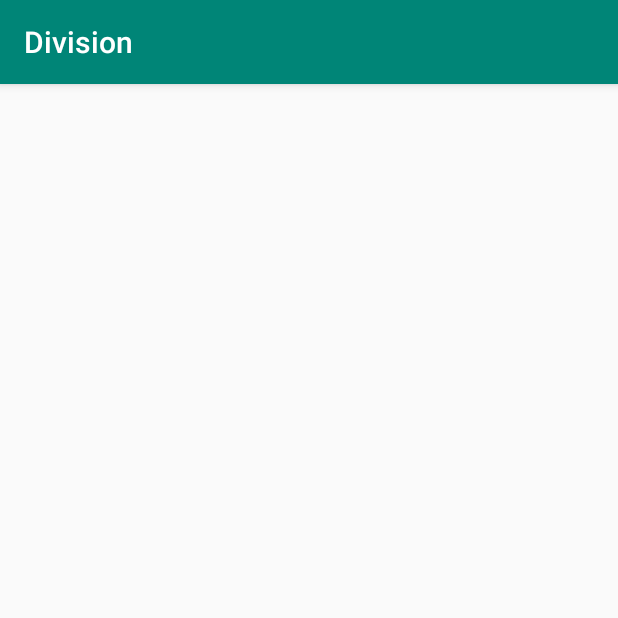
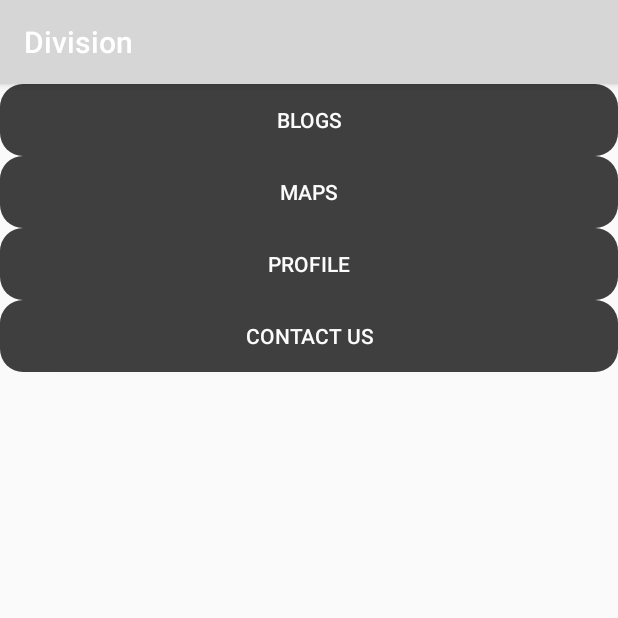
Before and after one commit to vibhavairan/Division, an Android app: the UserMainActivity screen opened directly, with no data from a screen before it, on a phone screen of 412 x 824 dp, the top half of it. Run offline under Robolectric (Android 15) with nearby library versions, the phone set to English and light mode, and no system bars.

Commit message:
UI Updated

```diff
--- a/app/build.gradle
+++ b/app/build.gradle
@@ -22,6 +22,7 @@ dependencies {
     implementation fileTree(dir: 'libs', include: ['*.jar'])
     implementation 'androidx.appcompat:appcompat:1.0.2'
     implementation 'androidx.constraintlayout:constraintlayout:1.1.3'
+    implementation 'com.android.support:appcompat-v7:28.0.0'
     implementation 'androidx.legacy:legacy-support-v4:1.0.0'
     implementation 'com.google.android.material:material:1.0.0'
     implementation 'androidx.navigation:navigation-fragment:2.0.0'
--- a/app/src/main/java/com/sih/division/DiseaseCustomAdapter.java
+++ b/app/src/main/java/com/sih/division/DiseaseCustomAdapter.java
@@ -59,6 +59,7 @@ public class DiseaseCustomAdapter extends BaseAdapter {
                 final TextView tt1;
                 tt1 = (TextView) v.findViewById(R.id.disease_name);
                 but = v.findViewById(R.id.elegant);
+                but.setNumber(p.getPatcount());
                 if (tt1 != null) {
                     tt1.setText(p.getDname());
                 }
--- a/app/src/main/java/com/sih/division/DiseaseModel.java
+++ b/app/src/main/java/com/sih/division/DiseaseModel.java
@@ -3,7 +3,11 @@ package com.sih.division;
 import java.io.Serializable;
 
 public class DiseaseModel implements Serializable {
-    private String did, hid, dname, patcount, date;
+    private String did;
+    private String hid;
+    private String dname;
+    private String patcount;
+    private String date;
 
     public String getDid() {
         return did;
--- a/app/src/main/java/com/sih/division/UserMainActivity.java
+++ b/app/src/main/java/com/sih/division/UserMainActivity.java
@@ -2,13 +2,25 @@ package com.sih.division;
 
 import androidx.appcompat.app.AppCompatActivity;
 
+import android.content.Intent;
 import android.os.Bundle;
+import android.view.View;
 
 public class UserMainActivity extends AppCompatActivity {
 
+    UserModel m;
     @Override
     protected void onCreate(Bundle savedInstanceState) {
         super.onCreate(savedInstanceState);
         setContentView(R.layout.activity_user_main);
+        m = (UserModel) getIntent().getSerializableExtra("Map");
     }
+    public void blog(View V) {
+        Intent intent = new Intent(UserMainActivity.this,UserActivity.class);
+        intent.putExtra("Map", m);
+        startActivity(intent);
+    }
+    public void map(View V) {}
+    public void profile(View V) {}
+    public void contactUs(View V) {}
 }
--- /dev/null
+++ b/app/src/main/res/drawable/button_bg_rounded_corners.xml
@@ -0,0 +1,11 @@
+<?xml version="1.0" encoding="utf-8"?>
+<selector xmlns:android="http://schemas.android.com/apk/res/android">
+<item>
+    <shape android:shape="rectangle">
+        <solid android:color="@color/colorPrimaryDark"/>
+        <stroke android:color="#8A2BE2" android:width="0dp" />
+        <!--corners allow us to make the rounded corners button-->
+        <corners android:radius="15dp" />
+    </shape>
+</item>
+</selector>
--- a/app/src/main/res/layout/activity_hospital.xml
+++ b/app/src/main/res/layout/activity_hospital.xml
@@ -26,6 +26,8 @@
         android:id="@+id/button_add"
         android:layout_width="match_parent"
         android:layout_height="50dp"
+        android:background="@drawable/button_bg_rounded_corners"
+        android:textColor="@color/colorBackgroundLight"
         android:layout_alignParentBottom="true"
         android:layout_gravity="center"
         android:onClick="add_disease"
--- a/app/src/main/res/layout/activity_hospital_signup.xml
+++ b/app/src/main/res/layout/activity_hospital_signup.xml
@@ -73,6 +73,8 @@
             <Button
                 android:id="@+id/hospital_signup"
                 android:layout_width="350dp"
+                android:background="@drawable/button_bg_rounded_corners"
+                android:textColor="@color/colorBackgroundLight"
                 android:layout_height="wrap_content"
                 android:layout_gravity="center"
                 android:layout_marginTop="30dp"
--- a/app/src/main/res/layout/activity_user.xml
+++ b/app/src/main/res/layout/activity_user.xml
@@ -27,6 +27,8 @@
         android:layout_width="match_parent"
         android:layout_height="50dp"
         android:layout_alignParentBottom="true"
+        android:background="@drawable/button_bg_rounded_corners"
+        android:textColor="@color/colorBackgroundLight"
         android:layout_gravity="center"
         android:onClick="add_blog"
         android:text="Add" />
--- a/app/src/main/res/layout/activity_user_main.xml
+++ b/app/src/main/res/layout/activity_user_main.xml
@@ -1,9 +1,45 @@
 <?xml version="1.0" encoding="utf-8"?>
-<androidx.constraintlayout.widget.ConstraintLayout xmlns:android="http://schemas.android.com/apk/res/android"
+<LinearLayout xmlns:android="http://schemas.android.com/apk/res/android"
     xmlns:app="http://schemas.android.com/apk/res-auto"
+    android:orientation="vertical"
     xmlns:tools="http://schemas.android.com/tools"
     android:layout_width="match_parent"
     android:layout_height="match_parent"
     tools:context=".UserMainActivity">
 
-</androidx.constraintlayout.widget.ConstraintLayout>
+    <Button
+        android:id="@+id/but_blog"
+        android:layout_width="match_parent"
+        android:background="@drawable/button_bg_rounded_corners"
+        android:textColor="@color/colorBackgroundLight"
+        android:layout_height="wrap_content"
+        android:onClick="blog"
+        android:text="Blogs" />
+
+    <Button
+        android:id="@+id/but_map"
+        android:background="@drawable/button_bg_rounded_corners"
+        android:textColor="@color/colorBackgroundLight"
+        android:layout_width="match_parent"
+        android:layout_height="wrap_content"
+        android:onClick="map"
+        android:text="Maps" />
+
+    <Button
+        android:id="@+id/but_pro"
+        android:background="@drawable/button_bg_rounded_corners"
+        android:textColor="@color/colorBackgroundLight"
+        android:layout_width="match_parent"
+        android:layout_height="wrap_content"
+        android:onClick="profile"
+        android:text="Profile" />
+
+    <Button
+        android:id="@+id/but_contact"
+        android:layout_width="match_parent"
+        android:background="@drawable/button_bg_rounded_corners"
+        android:textColor="@color/colorBackgroundLight"
+        android:layout_height="wrap_content"
+        android:onClick="contactUs"
+        android:text="Contact us" />
+</LinearLayout>
--- a/app/src/main/res/layout/activity_user_signup.xml
+++ b/app/src/main/res/layout/activity_user_signup.xml
@@ -107,6 +107,8 @@
                 android:layout_width="350dp"
                 android:layout_height="wrap_content"
                 android:layout_gravity="center"
+                android:background="@drawable/button_bg_rounded_corners"
+                android:textColor="@color/colorBackgroundLight"
                 android:layout_marginTop="30dp"
                 android:onClick="button"
                 android:text="Sign up" />
--- a/app/src/main/res/layout/blog_list_item.xml
+++ b/app/src/main/res/layout/blog_list_item.xml
@@ -2,12 +2,14 @@
 <LinearLayout xmlns:android="http://schemas.android.com/apk/res/android"
     android:layout_width="match_parent"
     android:layout_height="wrap_content"
+    android:background="@drawable/radio_bg"
     android:orientation="vertical">
 
     <RelativeLayout
         xmlns:app="http://schemas.android.com/apk/res-auto"
         android:layout_width="match_parent"
         android:layout_height="80dp"
+
         android:orientation="horizontal">
 
         <ImageView
@@ -19,6 +21,7 @@
             android:id="@+id/nameUser"
             android:layout_width="wrap_content"
             android:layout_height="wrap_content"
+            android:textColor="@color/colorBackgroundLight"
             android:layout_toRightOf="@+id/imageUser"
             android:layout_marginLeft="15dp"
             android:layout_centerVertical="true"
@@ -33,11 +36,13 @@
         android:layout_height="wrap_content"
         android:gravity="center"
         android:textSize="20dp"
+        android:textColor="@color/colorBackgroundLight"
         android:text="The Roman temple"
         android:textStyle="bold"/>
     <TextView
         android:id="@+id/blog"
         android:layout_width="match_parent"
+        android:textColor="@color/colorBackgroundLight"
         android:layout_height="wrap_content"
         android:text="The Roman temple of Bziza is a well-preserved first-century AD Roman temple in the Lebanese town of Bziza. It is dedicated to Azizos, a personification of the morning star in the Canaanite mythology. The temple's name is a corruption of Beth Azizo, meaning the house or temple of Azizos. The building has two doors that connect the portico to a square chamber. To the back of the temple lie the remains of the adyton where images of the deity once stood."
         android:padding="10dp"/>
--- a/app/src/main/res/values/colors.xml
+++ b/app/src/main/res/values/colors.xml
@@ -1,6 +1,7 @@
 <?xml version="1.0" encoding="utf-8"?>
 <resources>
-    <color name="colorPrimary">#008577</color>
-    <color name="colorPrimaryDark">#00574B</color>
-    <color name="colorAccent">#D81B60</color>
+    <color name="colorPrimaryDark">#3F3F3F</color>
+    <color name="colorBackground">#E7E7E5</color>
+    <color name="colorAccent">#AFAFBB</color>
+    <color name="colorBackgroundLight">#FCFCFC</color>
 </resources>
```
Also changed, not shown: app/src/main/java/com/sih/division/HospitalModel.java (+18 -0 lines), app/src/main/java/com/sih/division/MainActivity.java (+21 -12 lines), app/src/main/java/com/sih/division/SQLiteHelper.java (+31 -1 lines), app/src/main/res/drawable/radio_bg.xml (added, +13 -0 lines), app/src/main/res/layout/activity_main.xml (+7 -0 lines).
